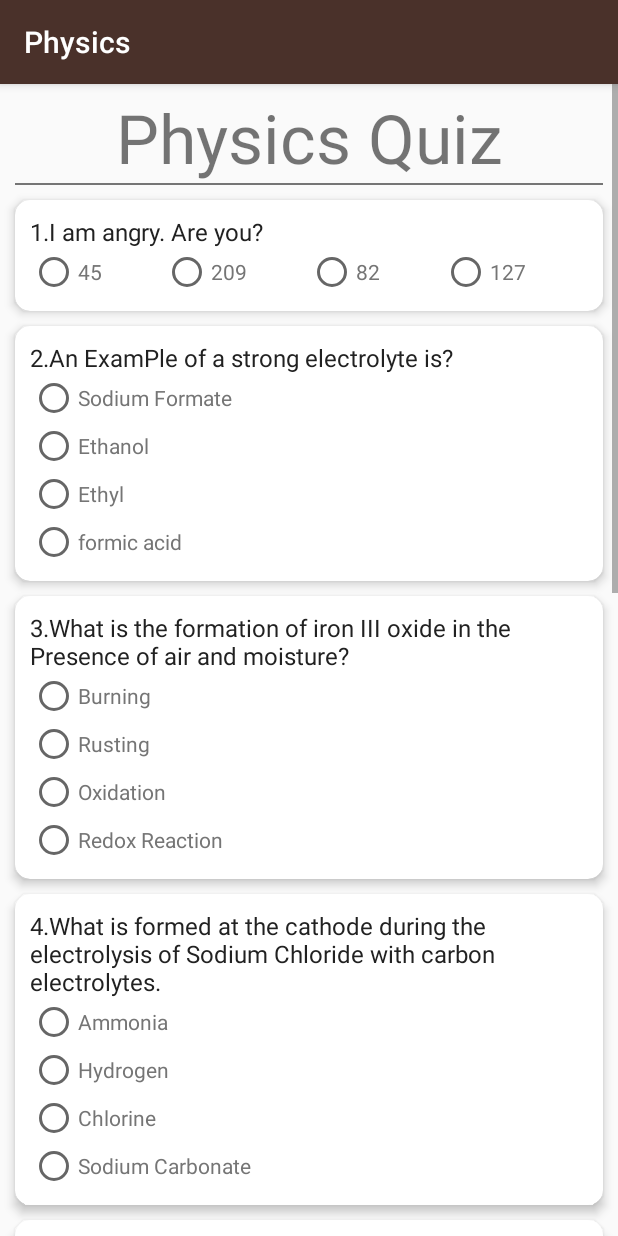
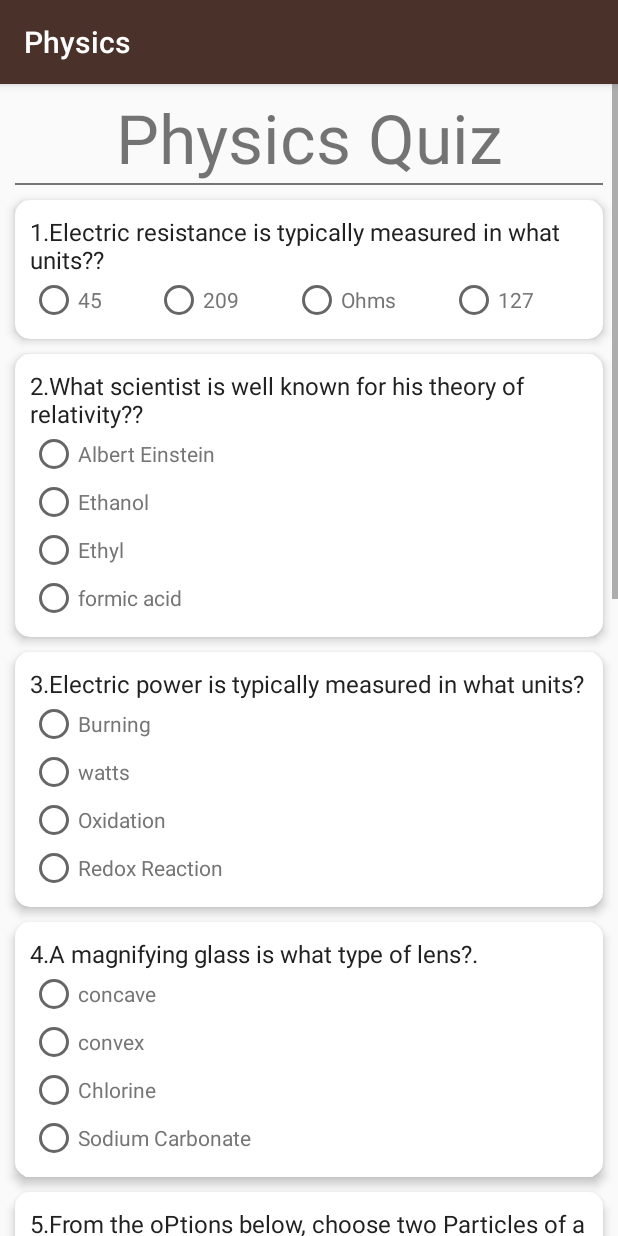
Before and after one commit to adolphchris19/challengeTwo, an Android app: the PhysicsActivity screen opened directly, with no data from a screen before it, on a phone screen of 412 x 824 dp. Run offline under Robolectric (Android 15) with nearby library versions, the phone set to English and light mode, and no system bars.

Commit message:
Updated the questions for the physics segment

```diff
--- a/app/src/main/res/layout/activity_physics.xml
+++ b/app/src/main/res/layout/activity_physics.xml
@@ -636,7 +636,7 @@
                 <TextView
                     android:layout_width="match_parent"
                     android:layout_height="wrap_content"
-                    android:text="@string/question8"
+                    android:text="@string/questionPhysics8"
                     android:textColor="@color/textOne"
                     android:textSize="16sp" />
 
--- a/app/src/main/res/values/strings.xml
+++ b/app/src/main/res/values/strings.xml
@@ -99,45 +99,45 @@
 
     <string name="titlePhysics">Physics Quiz</string>
 
-    <string name="questionPhysics1">1.I am angry. Are you?</string>
+    <string name="questionPhysics1">1.Electric resistance is typically measured in what units??</string>
     <string name="answerPhysics1a">45</string>
     <string name="answerPhysics1b">209</string>
-    <string name="answerPhysics1c">82</string>
+    <string name="answerPhysics1c">Ohms</string>
     <string name="answerPhysics1d">127</string>
 
-    <string name="questionPhysics2">2.An ExamPle of a strong electrolyte is?</string>
-    <string name="answerPhysics2a">Sodium Formate</string>
+    <string name="questionPhysics2">2.What scientist is well known for his theory of relativity??</string>
+    <string name="answerPhysics2a">Albert Einstein</string>
     <string name="answerPhysics2b">Ethanol</string>
     <string name="answerPhysics2c">Ethyl</string>
     <string name="answerPhysics2d">formic acid</string>
 
-    <string name="questionPhysics3">3.What is the formation of iron III oxide in the Presence of air and moisture?</string>
+    <string name="questionPhysics3">3.Electric power is typically measured in what units?</string>
     <string name="answerPhysics3a">Burning</string>
-    <string name="answerPhysics3b">Rusting</string>
+    <string name="answerPhysics3b">watts</string>
     <string name="answerPhysics3c">Oxidation</string>
     <string name="answerPhysics3d">Redox Reaction</string>
 
-    <string name="questionPhysics4">4.What is formed at the cathode during the electrolysis of Sodium Chloride with carbon electrolytes.</string>
-    <string name="answerPhysics4a">Ammonia</string>
-    <string name="answerPhysics4b">Hydrogen</string>
+    <string name="questionPhysics4">4.A magnifying glass is what type of lens?.</string>
+    <string name="answerPhysics4a">concave</string>
+    <string name="answerPhysics4b">convex</string>
     <string name="answerPhysics4c">Chlorine</string>
     <string name="answerPhysics4d">Sodium Carbonate</string>
 
-    <string name="questionPhysics5">5.The nucleus of an Atom consists of?</string>
-    <string name="answerPhysics5a">Gluttons</string>
-    <string name="answerPhysics5b">Protons</string>
-    <string name="answerPhysics5c">Electron</string>
-    <string name="answerPhysics5d">Neutrons</string>
+    <string name="questionPhysics5">5.From the oPtions below, choose two Particles of a radioactive emissions?</string>
+    <string name="answerPhysics5a">Omega Particles </string>
+    <string name="answerPhysics5b">AlPha Particles</string>
+    <string name="answerPhysics5c">Delta Particles</string>
+    <string name="answerPhysics5d">Beta Particles</string>
 
-    <string name="questionPhysics6">6.Sodium Chloride can be obtained from Brine by?</string>
+    <string name="questionPhysics6">6.Conductors have a high or low resistance? Answer with either High or Low </string>
 
-    <string name="questionPhysics7">7.What is the First and Tenth Element on the Periodic Table</string>
-    <string name="answerPhysics7a">Helium</string>
-    <string name="answerPhysics7b">Hydrogen</string>
+    <string name="questionPhysics7">7.From the oPtions ck two forms of energy that you know.</string>
+    <string name="answerPhysics7a">Power</string>
+    <string name="answerPhysics7b">Kinetic </string>
     <string name="answerPhysics7c">Carbon</string>
-    <string name="answerPhysics7d">Neon</string>
+    <string name="answerPhysics7d">Potential </string>
 
-    <string name="questionPhysics8">8.What is a substance whose atoms all have the same number of protons</string>
+    <string name="questionPhysics8">8.A person who studies Physics is known as a?</string>
 
     <string name="questionPhysics9">9.What are the two nuclear reactions that produce energy</string>
     <string name="answerPhysics9a">Nuclear Reactor</string>
@@ -145,22 +145,91 @@
     <string name="answerPhysics9c">Nuclear Bomb</string>
     <string name="answerPhysics9d">Nuclear Fission</string>
 
-    <string name="questionPhysics10">10.Any substance with a PH less than 7 is called what?</string>
+    <string name="questionPhysics10">10.True or false? Metal is a good conductor.</string>
 
 
     <!--Answers Text Here-->
-    <string name="ansPhysics1">The correct answer is 82</string>
-    <string name="ansPhysics2">The correct answer is Sodium Formate</string>
-    <string name="ansPhysics3">The correct answer is Rusting</string>
-    <string name="ansPhysics4">The correct answer is Hydrogen</string>
-    <string name="ansPhysics5">The correct answers are Protons and Neutrons only </string>
-    <string name="ansPhysics6">The correct answer is Evaporation</string>
-    <string name="ansPhysics7">The correct answers are Hydrogen and Neon only </string>
-    <string name="ansPhysics8">The correct answer is Element</string>
+    <string name="ansPhysics1">The correct answer is Ohms</string>
+    <string name="ansPhysics2">The correct answer is Albert Einstein</string>
+    <string name="ansPhysics3">The correct answer is watts</string>
+    <string name="ansPhysics4">The correct answer is Convex</string>
+    <string name="ansPhysics5">The correct answers are AlPha Particles and Beta Particles </string>
+    <string name="ansPhysics6">The correct answer is Low</string>
+    <string name="ansPhysics7">The correct answers are Kinetic and Potential </string>
+    <string name="ansPhysics8">The correct answer is Physicist</string>
     <string name="ansPhysics9">The correct answers are Nuclear Fission and Nuclear Fusion only </string>
-    <string name="ansPhysics10"> The correct answer is Acid </string>
+    <string name="ansPhysics10"> The correct answer is "True" </string>
 
     <!--Physics Question ends here-->
+
+
+    <!--Mathematics Questions Start here-->
+
+    <string name="titleMathematics">Mathematics Quiz</string>
+
+    <string name="questionMathematics1">1.I am angry. Are you?</string>
+    <string name="answerMathematicss1a">45</string>
+    <string name="answerMathematics1b">209</string>
+    <string name="answerMathematics1c">82</string>
+    <string name="answerMathematics1d">127</string>
+
+    <string name="questionMathematics2">2.An ExamPle of a strong electrolyte is?</string>
+    <string name="answerMathematics2a">Sodium Formate</string>
+    <string name="answerMathematics2b">Ethanol</string>
+    <string name="answerMathematics2c">Ethyl</string>
+    <string name="answerMathematics2d">formic acid</string>
+
+    <string name="questionMathematics3">3.What is the formation of iron III oxide in the Presence of air and moisture?</string>
+    <string name="answerMathematics3a">Burning</string>
+    <string name="answerMathematics3b">Rusting</string>
+    <string name="answerMathematics3c">Oxidation</string>
+    <string name="answerMathematics3d">Redox Reaction</string>
+
+    <string name="questionMathematics4">4.What is formed at the cathode during the electrolysis of Sodium Chloride with carbon electrolytes.</string>
+    <string name="answerMathematics4a">Ammonia</string>
+    <string name="answerMathematics4b">Hydrogen</string>
+    <string name="answerMathematics4c">Chlorine</string>
+    <string name="answerMathematics4d">Sodium Carbonate</string>
+
+    <string name="questionMathematics5">5.The nucleus of an Atom consists of?</string>
+    <string name="answerMathematics5a">Gluttons</string>
+    <string name="answerMathematics5b">Protons</string>
+    <string name="answerMathematics5c">Electron</string>
+    <string name="answerMathematics5d">Neutrons</string>
+
+    <string name="questionMathematics6">6.Sodium Chloride can be obtained from Brine by?</string>
+
+    <string name="questionMathematics7">7.What is the First and Tenth Element on the Periodic Table</string>
+    <string name="answerMathematics7a">Helium</string>
+    <string name="answerMathematics7b">Hydrogen</string>
+    <string name="answerMathematics7c">Carbon</string>
+    <string name="answerMathematics7d">Neon</string>
+
+    <string name="questionMathematics8">8.What is a substance whose atoms all have the same number of protons</string>
+
+    <string name="questionMathematics9">9.What are the two nuclear reactions that produce energy</string>
+    <string name="answerMathematics9a">Nuclear Reactor</string>
+    <string name="answerMathematics9b">Nuclear Fusion</string>
+    <string name="answerMathematics9c">Nuclear Bomb</string>
+    <string name="answerMathematics9d">Nuclear Fission</string>
+
+    <string name="questionMathematics10">10.Any substance with a PH less than 7 is called what?</string>
+
+
+    <!--Answers Text Here-->
+    <string name="ansMathematics1">The correct answer is 82</string>
+    <string name="ansMathematics2">The correct answer is Sodium Formate</string>
+    <string name="ansMathematics3">The correct answer is Rusting</string>
+    <string name="ansMathematics4">The correct answer is Hydrogen</string>
+    <string name="ansMathematics5">The correct answers are Protons and Neutrons only </string>
+    <string name="ansMathematics6">The correct answer is Evaporation</string>
+    <string name="ansMathematics7">The correct answers are Hydrogen and Neon only </string>
+    <string name="ansMathematics8">The correct answer is Element</string>
+    <string name="ansMathematics9">The correct answers are Nuclear Fission and Nuclear Fusion only </string>
+    <string name="ansMathematics10"> The correct answer is Acid </string>
+
+    <!--Mathematics Question ends here-->
+
 
     <!--Button and Result DisPlay Texts here-->
     <string name="submit">Submit</string>
```
